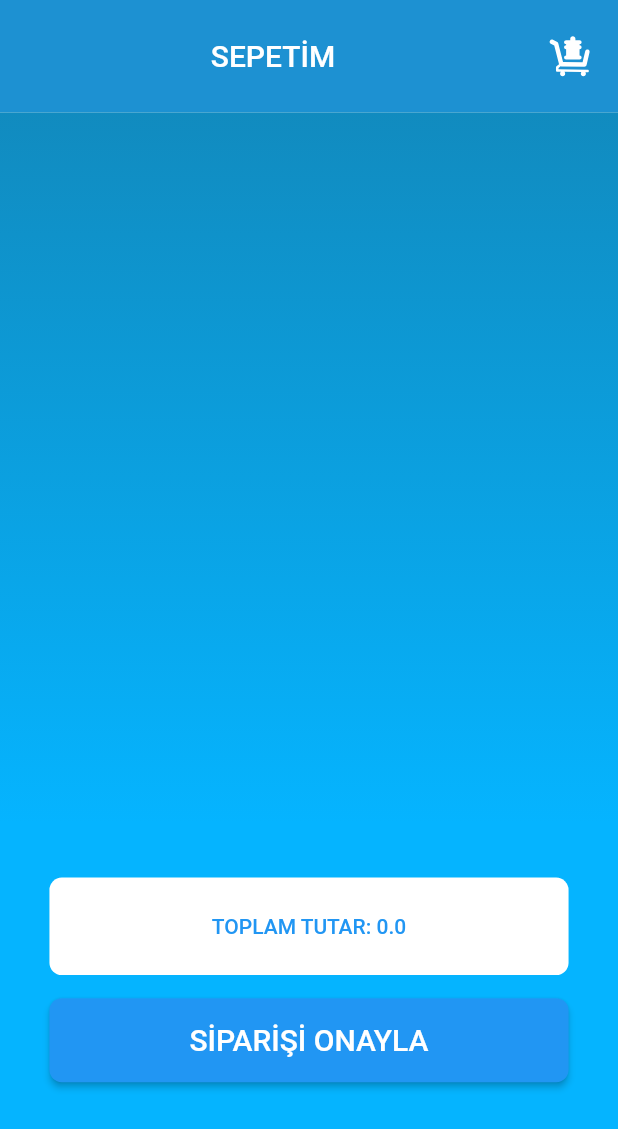
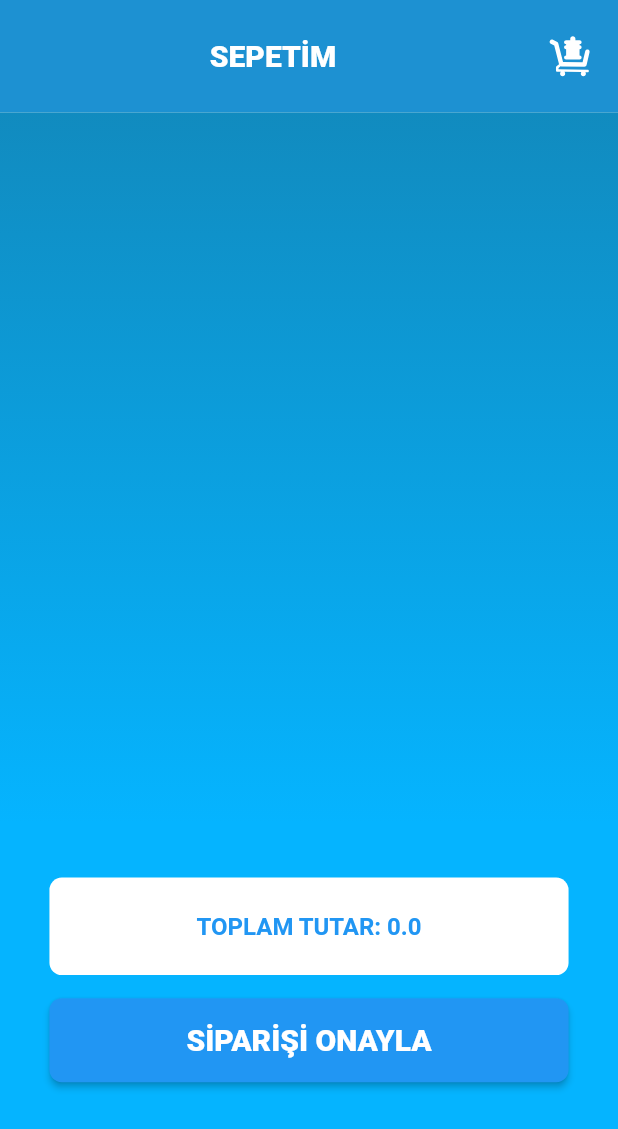
Before and after one commit to egemenongel/akilli_damacana, a Flutter app: the CartView widget shown alone on an empty page, opened directly, on a phone screen of 412 x 824 dp. Shown: the top 1129 px of the screen. Run offline on Flutter 3.47's test engine with Material 2 defaults, Android fonts, the phone set to English and light mode, and no system bars; our stand-ins replace flutter_svg, google_fonts, shared_preferences; accounts and stored records are empty; network calls fail.

Commit message:
Implement fonts

```diff
--- a/lib/features/home/cart/view/cart_view.dart
+++ b/lib/features/home/cart/view/cart_view.dart
@@ -3,6 +3,7 @@ import 'package:akilli_damacana/features/home/cart/viewmodel/cart_viewmodel.dart
 import 'package:akilli_damacana/core/extension/context_extension.dart';
 import 'package:flutter/material.dart';
 import 'package:flutter_svg/flutter_svg.dart';
+import 'package:google_fonts/google_fonts.dart';
 import 'package:provider/provider.dart';
 
 class CartView extends StatelessWidget {
@@ -73,6 +74,7 @@ class CartView extends StatelessWidget {
             "SEPETİM",
             style: context.textTheme.headline6!.copyWith(
               color: context.colors.onBackground,
+              fontWeight: FontWeight.w900,
             ),
           ),
           const Spacer(),
@@ -130,8 +132,10 @@ class CartView extends StatelessWidget {
                           flex: 4,
                           child: Text(
                             "19 Lt ${_cartViewModel.cart[index].brand} Damacana Su",
-                            style: context.textTheme.bodyText1!
-                                .copyWith(color: context.colors.primary),
+                            style: context.textTheme.bodyText1!.copyWith(
+                              color: context.colors.primary,
+                              fontWeight: FontWeight.bold,
+                            ),
                           ),
                         ),
                         const Spacer(),
@@ -139,7 +143,7 @@ class CartView extends StatelessWidget {
                           flex: 3,
                           child: Text(
                             "${_cartViewModel.cart[index].price} Tl",
-                            style: context.textTheme.bodyText2!
+                            style: context.textTheme.caption!
                                 .copyWith(color: context.colors.primary),
                           ),
                         ),
@@ -183,8 +187,9 @@ class CartView extends StatelessWidget {
                                     child: Text(
                                       "${_cartViewModel.cart[index].count}",
                                       style:
-                                          context.textTheme.headline6!.copyWith(
+                                          context.textTheme.bodyText1!.copyWith(
                                         color: context.colors.primary,
+                                        fontWeight: FontWeight.bold,
                                       ),
                                       textAlign: TextAlign.center,
                                     ),
@@ -244,8 +249,10 @@ class CartView extends StatelessWidget {
           child: Consumer<CartViewModel>(builder: (_, _cartViewModel, __) {
         return Text(
           "TOPLAM TUTAR: ${_cartViewModel.total}",
-          style: context.textTheme.bodyText1!
-              .copyWith(color: context.colors.primaryVariant),
+          style: context.textTheme.subtitle1!.copyWith(
+            color: context.colors.primaryVariant,
+            fontWeight: FontWeight.bold,
+          ),
         );
       })),
     );
@@ -258,8 +265,10 @@ class CartView extends StatelessWidget {
           child: BlueElevatedButton(
               child: Text(
                 "SİPARİŞİ ONAYLA",
-                style: context.textTheme.headline6!
-                    .copyWith(color: context.colors.primary),
+                style: context.textTheme.headline6!.copyWith(
+                  color: context.colors.primary,
+                  fontWeight: FontWeight.w900,
+                ),
               ),
               onPressed: () {}),
         ),
```
